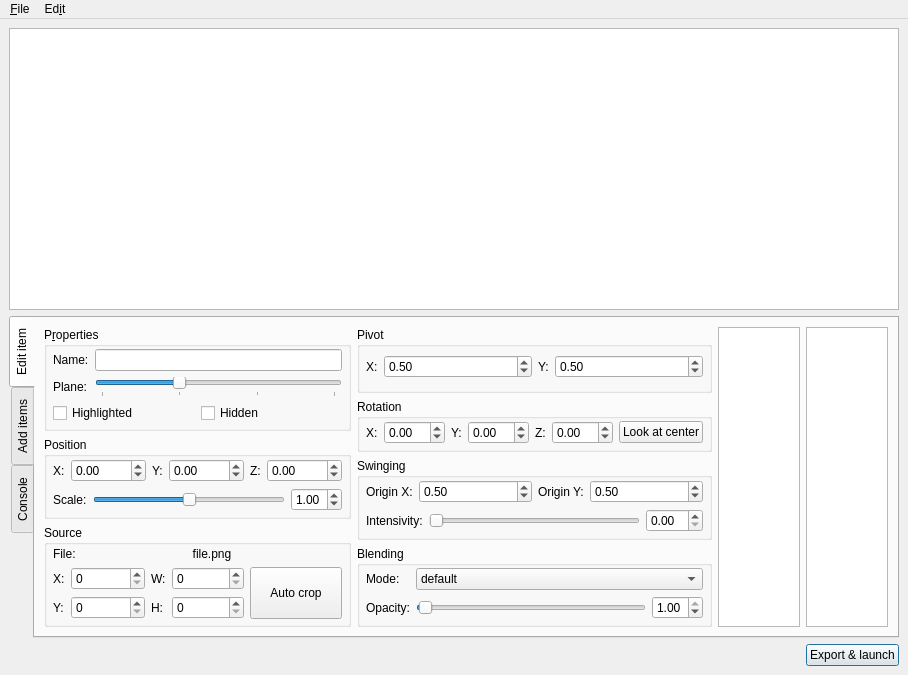
Qt form editor.ui (dos1/rumina-editor) before a commit.
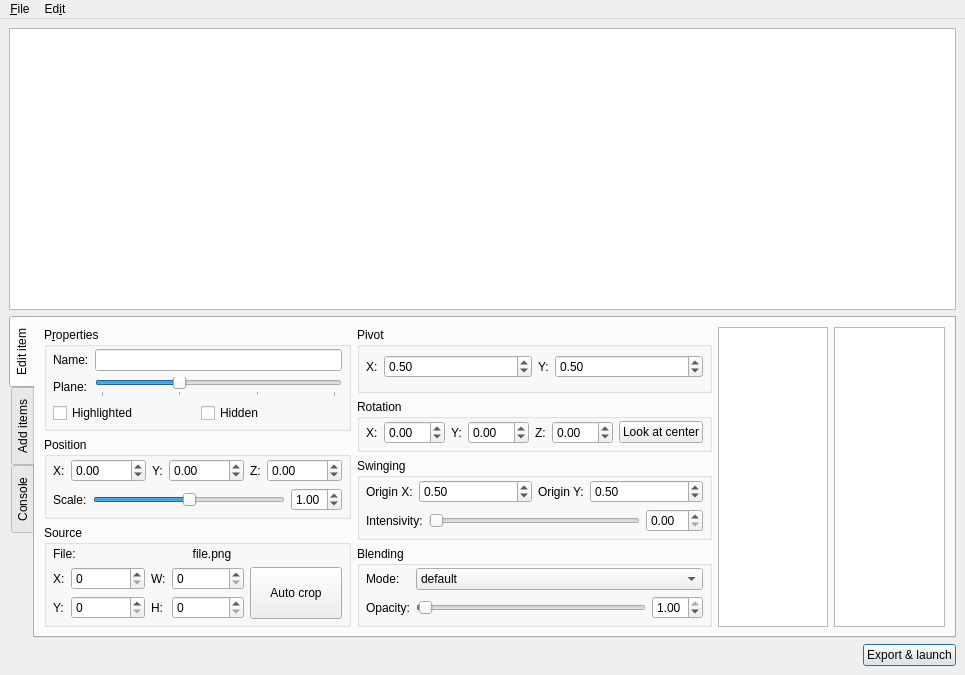
The same form after that commit. Icons and pictures are not drawn. Custom widgets are drawn as their Qt base class.

```diff
--- a/editor.ui
+++ b/editor.ui
@@ -6,7 +6,7 @@
    <rect>
     <x>0</x>
     <y>0</y>
-    <width>908</width>
+    <width>965</width>
     <height>675</height>
    </rect>
   </property>
@@ -1070,7 +1070,7 @@
     <rect>
      <x>0</x>
      <y>0</y>
-     <width>908</width>
+     <width>965</width>
      <height>28</height>
     </rect>
    </property>
@@ -1164,6 +1164,11 @@
    <extends>QGraphicsView</extends>
    <header>RuminaGraphicsView.h</header>
   </customwidget>
+  <customwidget>
+   <class>RuminaMapView</class>
+   <extends>QGraphicsView</extends>
+   <header>RuminaMapView.h</header>
+  </customwidget>
  </customwidgets>
  <tabstops>
   <tabstop>sceneGraphicsView</tabstop>
```
Left out of the diff: 2 changed lines with no effect on the pictures.
